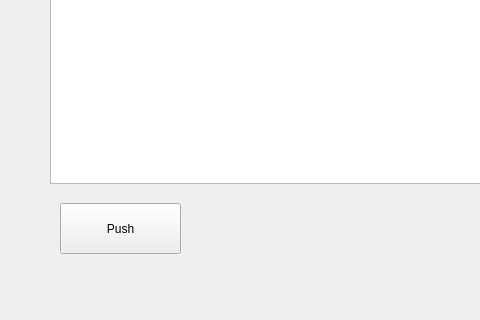
The window that KorgCurseQT/mainwindow.ui (Blodimir/Qt) describes before a commit, drawn with Qt 5; both pictures show x 0 to 480 and y 274 to 594 of the 1087 by 594 pixel window.
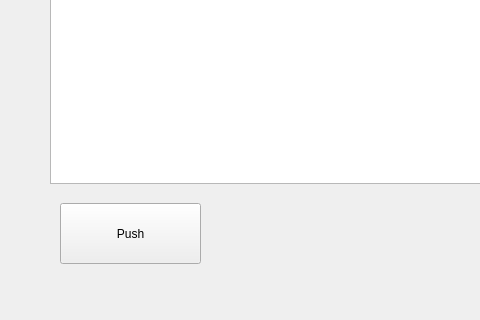
The same window after the commit.

Diff of the .ui file:
```diff
--- a/KorgCurseQT/mainwindow.ui
+++ b/KorgCurseQT/mainwindow.ui
@@ -19,8 +19,8 @@
      <rect>
       <x>60</x>
       <y>460</y>
-      <width>121</width>
-      <height>51</height>
+      <width>141</width>
+      <height>61</height>
      </rect>
     </property>
     <property name="text">
```
